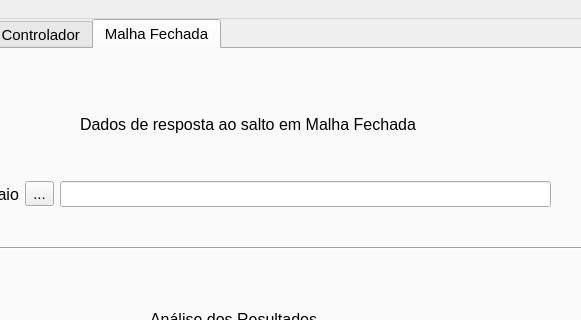
Qt form src/guiPrincipal.ui (AndreCW/pythonGUI_VRFT) before a commit; both pictures show x 182 to 763 and y 0 to 320 of the 862 by 715 pixel window.
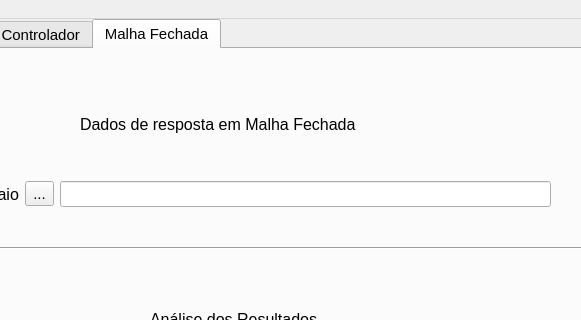
The same form after that commit. The open tabs and pages were chosen to show the change.

```diff
--- a/src/guiPrincipal.ui
+++ b/src/guiPrincipal.ui
@@ -1356,7 +1356,7 @@
        </font>
       </property>
       <property name="text">
-       <string>Dados de resposta ao salto em Malha Fechada</string>
+       <string>Dados de resposta em Malha Fechada</string>
       </property>
      </widget>
      <widget class="Line" name="line_7">
```
Left out of the diff: 54 changed lines with no effect on the pictures.
